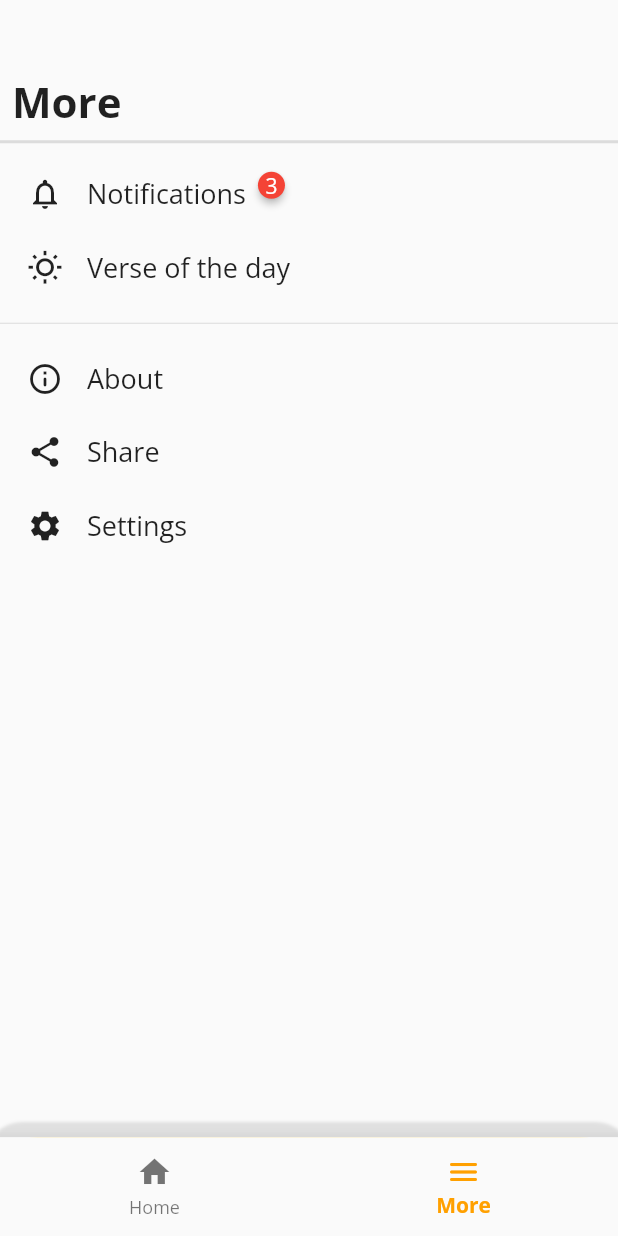
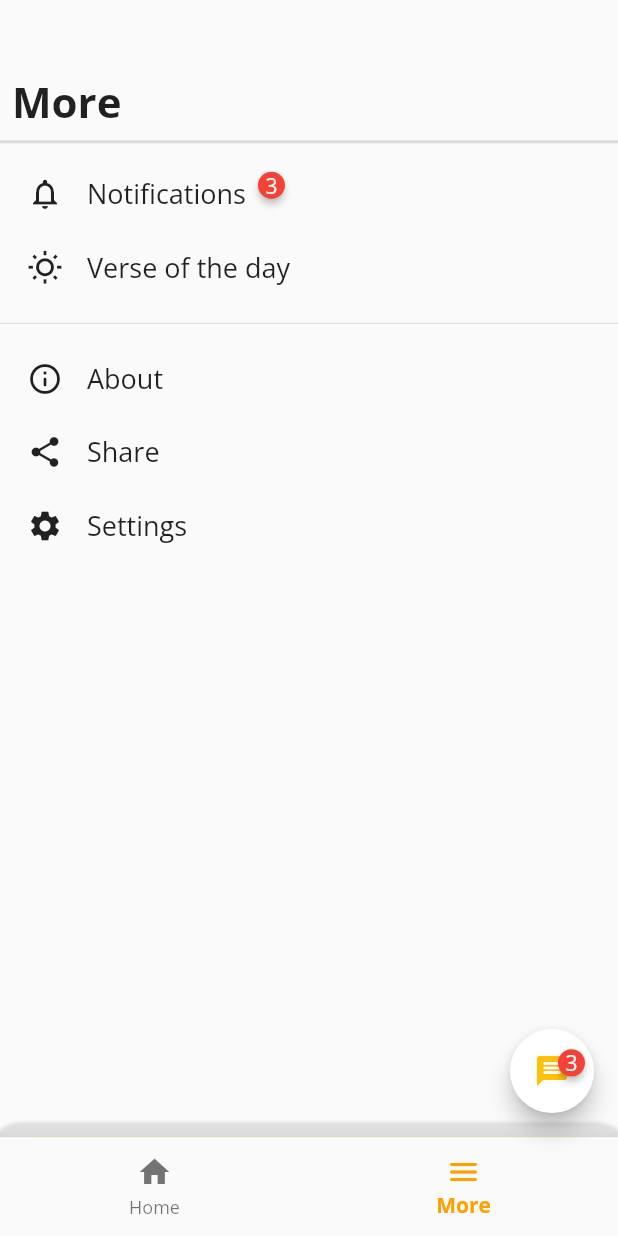
Before and after one commit to eliyajoseph7/mfc-app, a Flutter app: the screen it shows after launch, item 2 of the bottom bar chosen, on a phone screen of 412 x 824 dp. Run offline on Flutter 3.47's test engine with Material 2 defaults, Android fonts, the phone set to English and light mode, and no system bars; drawn by our look-alikes of badges; our stand-ins replace carousel_slider, modal_bottom_sheet; network calls fail.

Commit message:
modified and new features added

```diff
--- a/mfcapp/lib/screens/index.dart
+++ b/mfcapp/lib/screens/index.dart
@@ -1,4 +1,6 @@
-import 'package:flutter/material.dart';
+import 'package:badges/badges.dart';
+import 'package:flutter/material.dart' hide Badge;
+import 'package:mfcapp/screens/chart.dart';
 import 'package:mfcapp/screens/more.dart';
 import 'package:mfcapp/screens/home.dart';
 
@@ -13,7 +15,10 @@ class _IndexPageState extends State<IndexPage> {
   // final ScrollController __homeController = ScrollController();
   var selectedIndex = 0;
 
-  final List<Widget> _widgetOptions = <Widget>[HomePage(), MorePage()];
+  final List<Widget> _widgetOptions = <Widget>[
+    const HomePage(),
+    const MorePage()
+  ];
   @override
   Widget build(BuildContext context) {
     var bottomBarHeight = MediaQuery.of(context).size.height * 0.08;
@@ -59,6 +64,25 @@ class _IndexPageState extends State<IndexPage> {
           },
         ),
       ),
+      floatingActionButton: FloatingActionButton(
+        backgroundColor: Colors.white,
+        onPressed: () => Navigator.of(context).push(MaterialPageRoute(
+            builder: (BuildContext context) => const ChatPage())),
+        child: const Badge(
+          badgeAnimation: BadgeAnimation.rotation(
+            toAnimate: true,
+            animationDuration: Duration(seconds: 3),
+          ),
+          badgeContent: Text(
+            '3',
+            style: TextStyle(color: Colors.white),
+          ),
+          child: Icon(
+            Icons.message_rounded,
+            color: Colors.amber,
+          ),
+        ),
+      ),
     );
   }
 }
--- a/mfcapp/lib/screens/more.dart
+++ b/mfcapp/lib/screens/more.dart
@@ -1,5 +1,5 @@
 import 'package:badges/badges.dart';
-import 'package:flutter/material.dart';
+import 'package:flutter/material.dart' hide Badge;
 import 'package:flutter/src/foundation/key.dart';
 import 'package:flutter/src/widgets/framework.dart';
 import 'package:flutter/widgets.dart';
```
Also changed, not shown: mfcapp/lib/screens/home.dart (+13 -4 lines), mfcapp/pubspec.yaml (+10 -1 lines), mfcapp/pubspec.lock, 6 other files.
